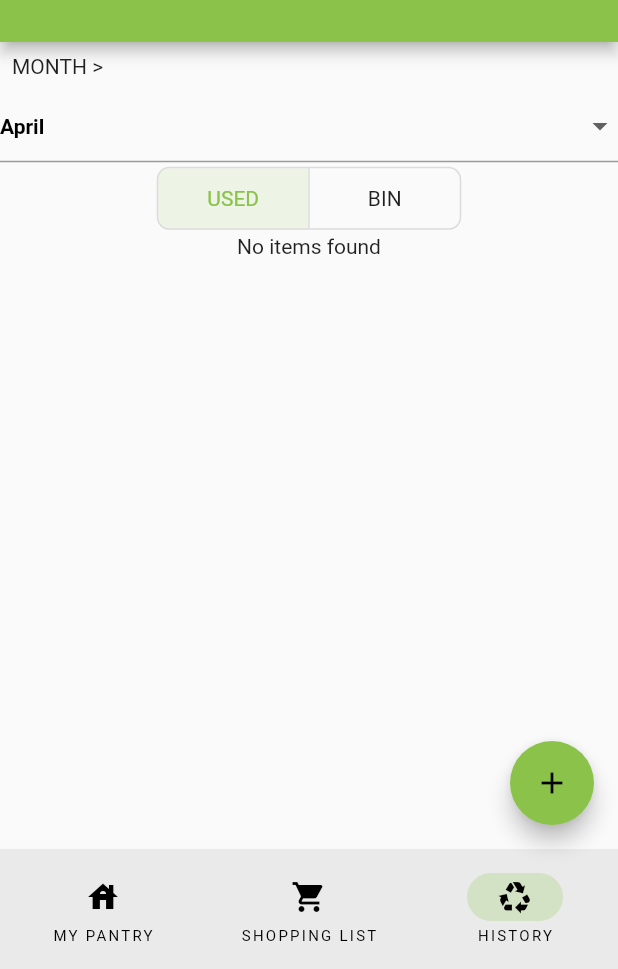
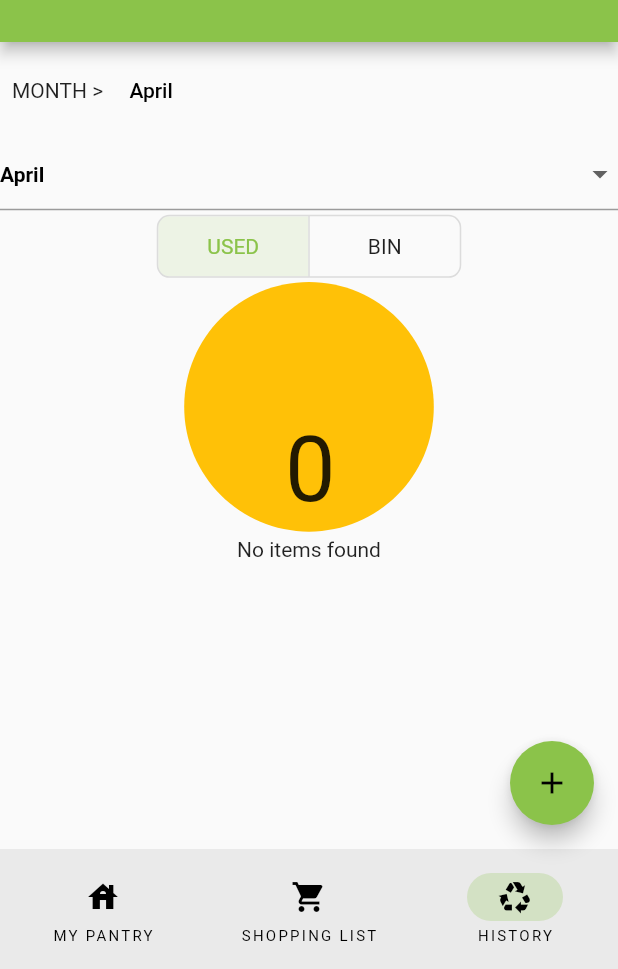
Before and after one commit to kitsain/Kitsain-Frontend-Spring2023, a Flutter app: the screen it shows after launch, item 3 of the bottom bar chosen, on a phone screen of 412 x 824 dp, the part 267-1236 px from its top. Run offline on Flutter 3.47's test engine with Material 2 defaults, Android fonts, the phone set to English and light mode, and no system bars; our stand-ins replace get, realm; missing offline and left inert: openfoodfacts, simple_barcode_scanner; generated files the repository leaves out were written again.

Commit message:
All functionalities should work, will test edit item later

```diff
--- a/lib/database/pantry_proxy.dart
+++ b/lib/database/pantry_proxy.dart
@@ -191,14 +191,15 @@ class PantryProxy with ChangeNotifier {
     return result;
   }
 
-  double countByMonth(int month, String usedorbin) {
-    var history;
-    if (usedorbin == "Used") {
-      history = getByYearMonthUsed(month);
-    } else if (usedorbin == "Bin") {
-      history = getByYearMonthBin(month);
+  String countByMonth(int month) {
+    var usedItems = getByYearMonthUsed(month).length;
+    var binItems = getByYearMonthBin(month).length;
+    var allCount = usedItems + binItems;
+    if (allCount > 0) {
+      var percentage = usedItems / allCount * 100;
+      return percentage.toStringAsFixed(0);
+    } else {
+      return "0";
     }
-
-    return 0;
   }
 }
--- a/lib/views/main_menu_pages/history_ella.dart
+++ b/lib/views/main_menu_pages/history_ella.dart
@@ -25,6 +25,8 @@ const List<String> months = [
   'November',
   'December'
 ];
+
+enum _MenuValues { edit, used, bin, shoppinglist, delete, pantry }
 
 class History extends StatefulWidget {
   const History({super.key});
@@ -73,28 +75,111 @@ class _HistoryState extends State<History> {
     return null;
   }
 
+  _receiveItem(String data) {
+    setState(() {
+      //_placeholderDataModel = data;
+      ScaffoldMessenger.of(context).showSnackBar(
+        SnackBar(
+          content: Text(data),
+        ),
+      );
+    });
+  }
+
   @override
   Widget build(BuildContext context) {
     return Scaffold(
-      body: Column(
+      body: DragTarget<String>(
+        onAccept: (data) => _receiveItem(data),
+        builder: (context, candidateData, rejectedData) {
+          return ListView(
             children: [
               Padding(
                 padding: const EdgeInsets.only(left: 8.0, top: 8.0),
                 child: Align(
                   alignment: Alignment.centerLeft,
-              // child: SizedBox(
-              //   height: MediaQuery.of(context).size.height * 0.03,
-              //   child: Text(
-              //     'MONTH >  $year',
-              //     textAlign: TextAlign.right,
-              //     style: const TextStyle(
-              //         fontSize: 20, fontWeight: FontWeight.bold),
-              //   ),
+                  child: SizedBox(
+                    //height: MediaQuery.of(context).size.height * 0.03,
+                    // child: Text(
+                    //   'MONTH > $month $year',
+                    //   textAlign: TextAlign.right,
+                    //   style: const TextStyle(
+                    //       fontSize: 20, fontWeight: FontWeight.bold),
                     // ),
                     child: Row(
-                children: const [
+                      children: [
                         Text("MONTH >"),
+                        TextButton(
+                            onPressed: () {
+                              PopupMenuButton<_MenuValues>(
+                                icon: const Icon(Icons.more_horiz),
+                                itemBuilder: (BuildContext context) {
+                                  return [
+                                    const PopupMenuItem(
+                                      value: _MenuValues.edit,
+                                      child: Text("Edit item"),
+                                    ),
+                                    const PopupMenuItem(
+                                      value: _MenuValues.used,
+                                      child: Text("Move to used"),
+                                    ),
+                                    const PopupMenuItem(
+                                      value: _MenuValues.bin,
+                                      child: Text("Move to bin"),
+                                    ),
+                                    const PopupMenuItem(
+                                      value: _MenuValues.shoppinglist,
+                                      child: Text("Move to shopping list"),
+                                    ),
+                                    const PopupMenuItem(
+                                      value: _MenuValues.delete,
+                                      child: Text("Delete item"),
+                                    ),
+                                  ];
+                                },
+                                onSelected: (value) {
+                                  switch (value) {
+                                    case _MenuValues.edit:
+                                      break;
+                                    // case _MenuValues.used:
+                                    //   PantryProxy().changeLocation(widget.item, "Used");
+                                    //   break;
+                                    // case _MenuValues.bin:
+                                    //   PantryProxy().changeLocation(widget.item, "Bin");
+                                    //   break;
+                                    // case _MenuValues.shoppinglist:
+                                    //   break;
+                                    // case _MenuValues.delete:
+                                    //   showDialog(
+                                    //     context: context,
+                                    //     builder: (ctx) => AlertDialog(
+                                    //       title: const Text("Delete item"),
+                                    //       content: const Text(
+                                    //           "Are you sure you want to delete this item? This action cannot be undone."),
+                                    //       actions: <Widget>[
+                                    //         TextButton(
+                                    //             onPressed: () {
+                                    //               Navigator.of(ctx).pop();
+                                    //             },
+                                    //             child: const Text("Cancel")),
+                                    //         TextButton(
+                                    //             onPressed: () {
+                                    //               deleteItem(widget.item);
+                                    //               Navigator.of(ctx).pop();
+                                    //             },
+                                    //             child: const Text("Delete"))
+                                    //       ],
+                                    //     ),
+                                    //   );
+                                    //   break;
+                                  }
+                                },
+                              );
+                            },
+                            child: Text(month,
+                                style: TextStyle(color: Colors.black)))
                       ],
+                    ),
                   ),
                 ),
               ),
@@ -104,8 +189,8 @@ class _HistoryState extends State<History> {
                 onChanged: (String? value) {
                   setState(
                     () {
-                  monthInt =
-                      mapMonths.keys.firstWhere((k) => mapMonths[k] == value);
+                      monthInt = mapMonths.keys
+                          .firstWhere((k) => mapMonths[k] == value);
                       month = DateFormat("MMMM").format(
                         DateTime(0, monthInt),
                       );
@@ -153,7 +238,8 @@ class _HistoryState extends State<History> {
                             },
                           );
                         },
-                    borderRadius: const BorderRadius.all(Radius.circular(8)),
+                        borderRadius:
+                            const BorderRadius.all(Radius.circular(8)),
                         constraints: const BoxConstraints(
                           minHeight: 40.0,
                           minWidth: 100.0,
@@ -162,6 +248,30 @@ class _HistoryState extends State<History> {
                         children: tabs);
                   },
                 ),
+              ),
+              Stack(
+                children: <Widget>[
+                  SizedBox(
+                    width: 360,
+                    height: 170,
+                  ),
+                  Positioned(
+                    top: -17,
+                    left: 20,
+                    right: 20,
+                    child: Icon(Icons.circle, size: 200, color: Colors.amber),
+                  ),
+                  Positioned(
+                    top: 90,
+                    left: 190,
+                    right: 10,
+                    bottom: 10,
+                    child: Text(
+                      PantryProxy().countByMonth(monthInt).toString(),
+                      style: TextStyle(fontSize: 60),
+                    ),
+                  ),
+                ],
               ),
               StreamBuilder<RealmResultsChanges<Item>>(
                 stream: chosenStream(selectedView)?.changes,
@@ -184,6 +294,8 @@ class _HistoryState extends State<History> {
                 },
               ),
             ],
+          );
+        },
       ),
     );
   }
```
Also changed, not shown: lib/views/main_menu_pages/pantryview.dart (+4 -7 lines), lib/views/main_menu_pages/used_and_expired.dart (+4 -4 lines). Lines whose indentation alone changed are shown as unchanged.
